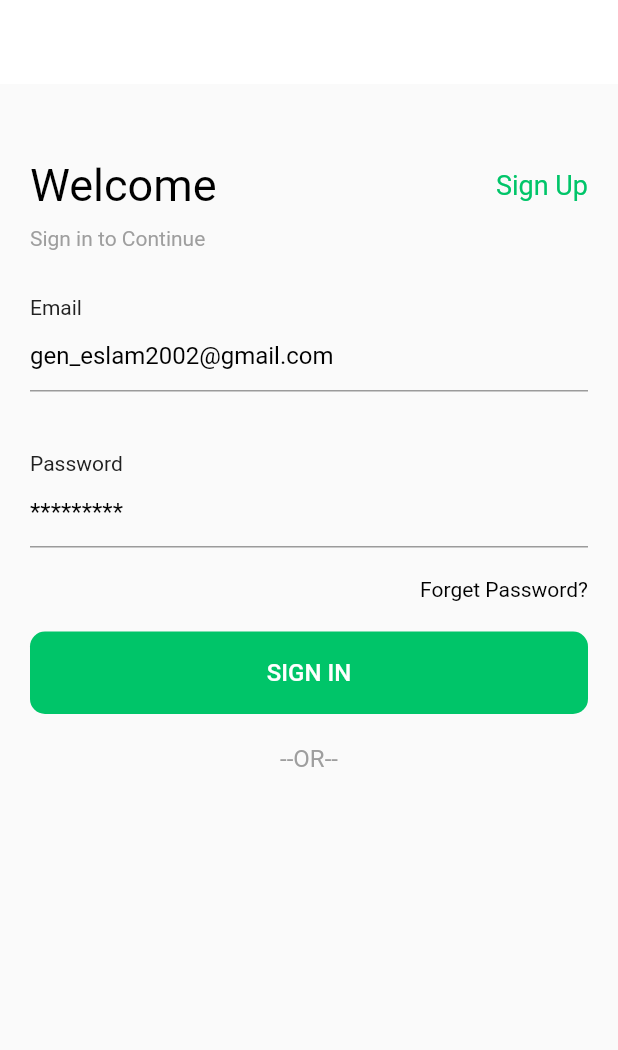
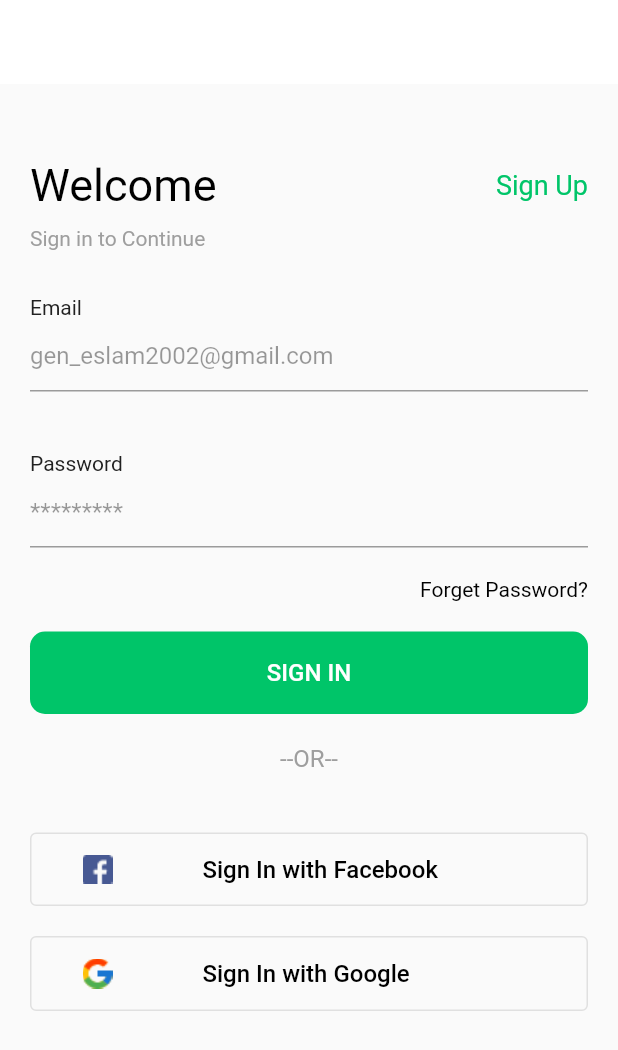
Before and after one commit to gen-eslam/shopapp_getx_mvvm, a Flutter app: the screen it shows after launch, on a phone screen of 412 x 824 dp. Shown: the top 1050 px of the screen. Run offline on Flutter 3.47's test engine with Material 2 defaults, Android fonts, the light colour scheme and no system bars.

Commit message:
custom social button

```diff
--- a/lib/view/auth/login_screen.dart
+++ b/lib/view/auth/login_screen.dart
@@ -1,5 +1,6 @@
 import 'package:flutter/material.dart';
 import 'package:shop_app_mvvm_getx_besia/view/widgets/custom_button.dart';
+import 'package:shop_app_mvvm_getx_besia/view/widgets/custom_button_social.dart';
 import 'package:shop_app_mvvm_getx_besia/view/widgets/custom_text.dart';
 
 import '../../core/utils/constance.dart';
@@ -74,12 +75,25 @@ class LoginScreen extends StatelessWidget {
             const SizedBox(
               height: 20,
             ),
-            const CustomText(text: '--OR--', alignment: Alignment.center,color: Colors.grey,),
-            TextButton(onPressed: (){}, child: Row(
-              children: [
-
-              ],
-            )),
+            const CustomText(
+              text: '--OR--',
+              alignment: Alignment.center,
+              color: Colors.grey,
+            ),
+            const SizedBox(
+              height: 40,
+            ),
+            CustomButtonSocial(
+                imagePath: "assets/images/facebook.png",
+                text: 'Sign In with Facebook',
+                onPressed: () {}),
+            const SizedBox(
+              height: 20,
+            ),
+            CustomButtonSocial(
+                imagePath: "assets/images/google.png",
+                text: 'Sign In with Google',
+                onPressed: () {}),
           ],
         ),
       ),
--- /dev/null
+++ b/lib/view/widgets/custom_button_social.dart
@@ -0,0 +1,43 @@
+import 'package:flutter/material.dart';
+import 'package:shop_app_mvvm_getx_besia/core/utils/constance.dart';
+
+import 'custom_text.dart';
+
+class CustomButtonSocial extends StatelessWidget {
+  final String imagePath;
+  final String text;
+  final Function onPressed ;
+
+  const CustomButtonSocial({
+    super.key,
+    required this.imagePath,
+    required this.text,
+    required this.onPressed,
+  });
+
+  @override
+  Widget build(BuildContext context) {
+    return OutlinedButton(
+      onPressed: onPressed(),
+      style: OutlinedButton.styleFrom(
+        padding: const EdgeInsets.all(15),
+        side: BorderSide(width: 1.0, color: Colors.grey.shade300),
+
+      ),
+      child: Row(
+        children: [
+          const SizedBox(
+            width: 20,
+          ),
+          Image.asset(imagePath),
+          const SizedBox(
+            width: 60,
+          ),
+          CustomText(
+            text: text,
+          )
+        ],
+      ),
+    );
+  }
+}
--- a/lib/view/widgets/custom_text_form_field.dart
+++ b/lib/view/widgets/custom_text_form_field.dart
@@ -1,4 +1,5 @@
 import 'package:flutter/material.dart';
+import 'package:shop_app_mvvm_getx_besia/core/utils/constance.dart';
 
 import 'custom_text.dart';
 
@@ -25,10 +26,16 @@ class CustomTextFormField extends StatelessWidget {
         TextFormField(
           onSaved: onSave,
           validator: validator,
+          cursorColor: primaryColor,
+
           decoration: InputDecoration(
               hintText: hint,
-              hintStyle:const TextStyle(color: Colors.black),
-              fillColor: Colors.white
+              hintStyle: TextStyle(color: Colors.black.withOpacity(0.4)),
+              fillColor: Colors.white,
+              focusedBorder:const UnderlineInputBorder(
+                borderSide: BorderSide(color: primaryColor),
+              ),
+
           ),
         ),
       ],
```
Also changed, not shown: pubspec.yaml (+2 -29 lines), assets/images/facebook.png (added), assets/images/google.png (added).
